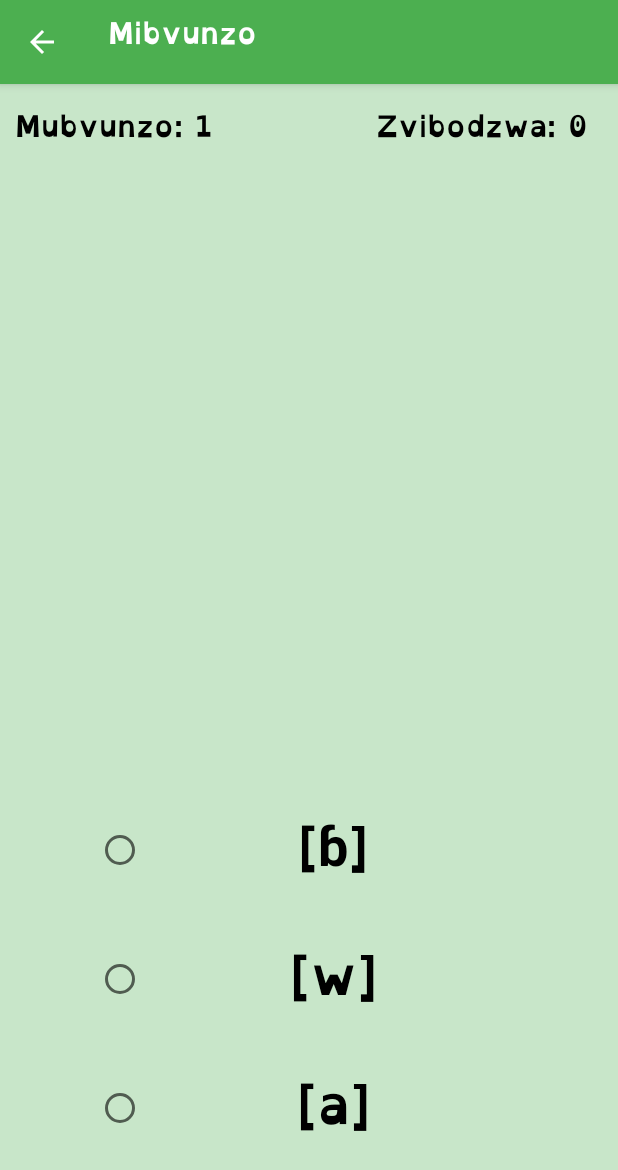
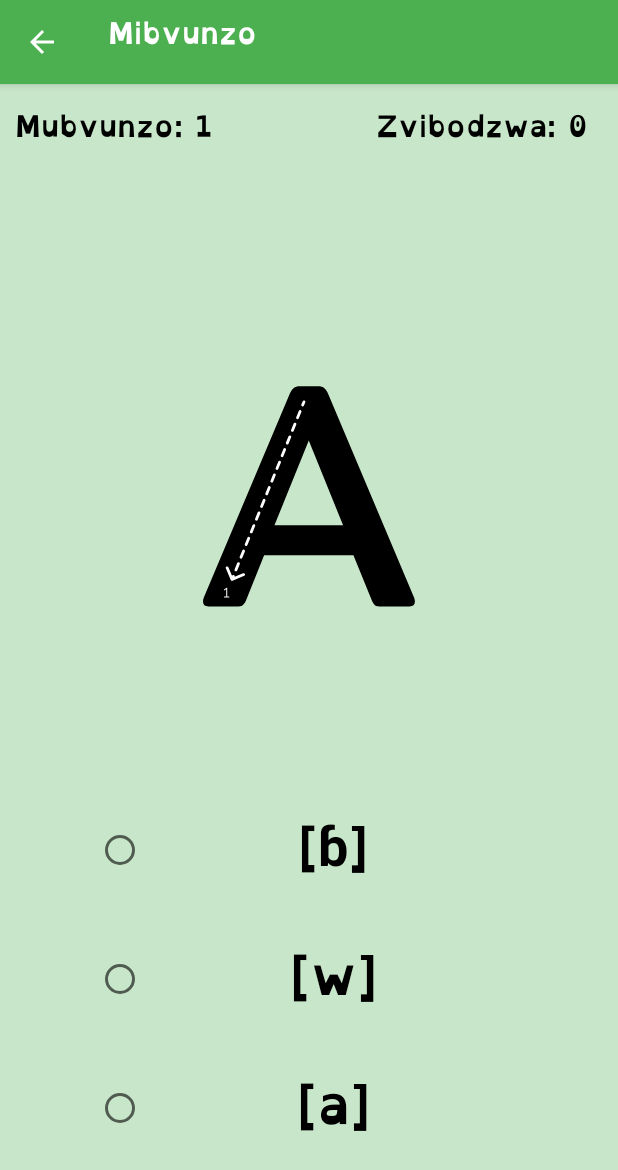
Before and after one commit to CH1TOVA/DyslexiaHelp_in_Shona, an Android app: the QuizActivity screen opened directly, with no data from a screen before it, on a phone screen of 412 x 824 dp. Shown: the top 1170 px of the screen. Run offline under Robolectric (Android 15) with nearby library versions, the phone set to English and light mode, and no system bars; Roboto replaces fonts that are not available here; 1 statement that could not run was skipped.

```diff
--- a/app/src/main/java/com/example/dyslexiahelpinshona/MainActivity.java
+++ b/app/src/main/java/com/example/dyslexiahelpinshona/MainActivity.java
@@ -66,7 +66,7 @@ public class MainActivity extends AppCompatActivity implements RecyclerViewInter
 
         alphabetCategory.addThing(new Thing(R.raw.alphabt_a, R.raw.a_sound, "[a]","varamwana: a", "kategori : nzvovera" ));
         alphabetCategory.addThing(new Thing(R.raw.alphabet_b, R.raw.b_sound, "[ɓ]", "varamwana: b", "ba,be,bi,bo,bu"));
-        alphabetCategory.addThing(new Thing(R.raw.alphabet_c, R.raw.non_existent, "[t͡ʃ]", "varamwana: c", "cha,che,chi,cho,chu"));
+        alphabetCategory.addThing(new Thing(R.raw.alphabet_c, R.raw.ch_sound, "[t͡ʃ]", "varamwana: c", "cha,che,chi,cho,chu"));
         alphabetCategory.addThing(new Thing(R.raw.alphabet_d, R.raw.d_sound, "[ɗ]" , "varamwana: d", "da,de,di,do,du"));
         alphabetCategory.addThing(new Thing(R.raw.alphabet_e, R.raw.e_sound, "[e]", "varamwana: e", "kategori:nzvovera "));
         alphabetCategory.addThing(new Thing(R.raw.alphabet_f, R.raw.f_sound, "[f]", "varamwana: f", "fa,fe,fi,fo,fu"));
--- a/app/src/main/java/com/example/dyslexiahelpinshona/QuizActivity.java
+++ b/app/src/main/java/com/example/dyslexiahelpinshona/QuizActivity.java
@@ -136,18 +136,18 @@ public class QuizActivity extends AppCompatActivity implements View.OnClickListe
         // indexes [0, 1 , 2] to randomly fetch the QuizQuestion indexes:
         ArrayList<Integer> indexes = new ArrayList<>(Arrays.asList(0, 1, 2));
 //        set the animation question:
-      for (int i = 0; i < indexes.size(); i++) {
-          quizAnswer = quizQuestions.get(answers[i]);
-          indexes.remove(quizQuestions);
-      }
+//     for (int i = 0; i < indexes.size(); i++) {
+//          quizAnswer = quizQuestions.get(answers[i]);
+//      }
+//        indexes.remove(quizQuestions);
 
 //        }
         //a random index to set the animation question:
-//        int index = indexes.get(random.nextInt(indexes.size()));
-        //indexes.remove(quizQuestions.get(index));
+       int index = indexes.get(random.nextInt(indexes.size()));
+        indexes.remove(quizQuestions.get(index));
 
 //       quizAnswer = quizQuestions.get(answers[index]);
-//          indexes.remove(quizQuestions.get(index));
+//         indexes.remove(quizQuestions.get(index));
 //        set.remove(random.nextInt(quizQuestions.size()));
 //
         lottie.setVisibility(View.INVISIBLE);
```
Also changed, not shown: 1 other file.
